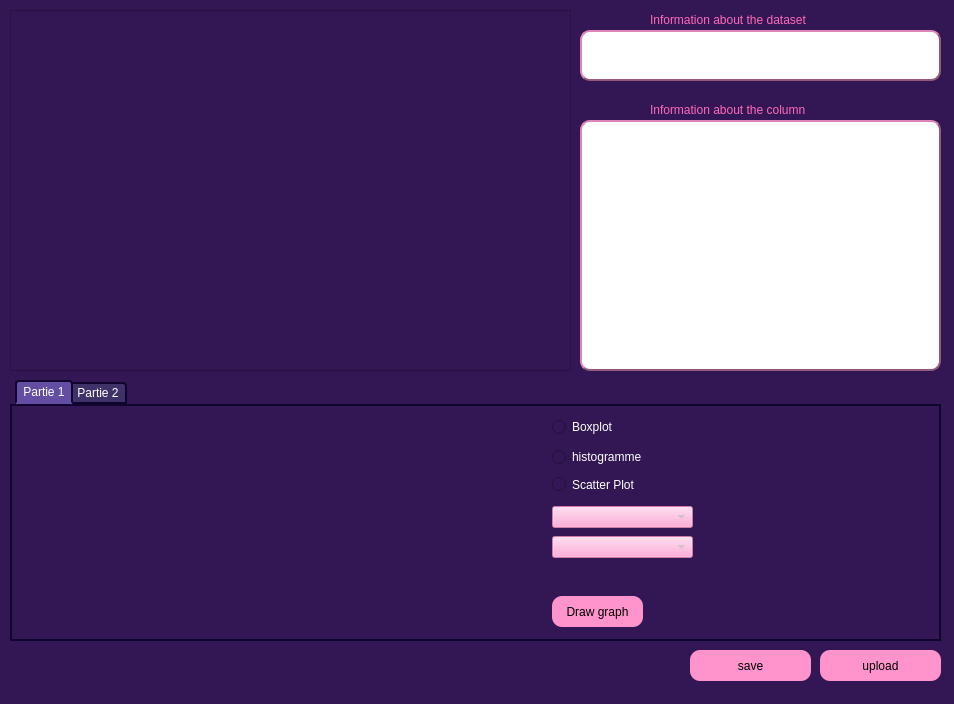
Old version of the form PROJET_DM.ui in the repository super-cinnamon/Projet_DM.
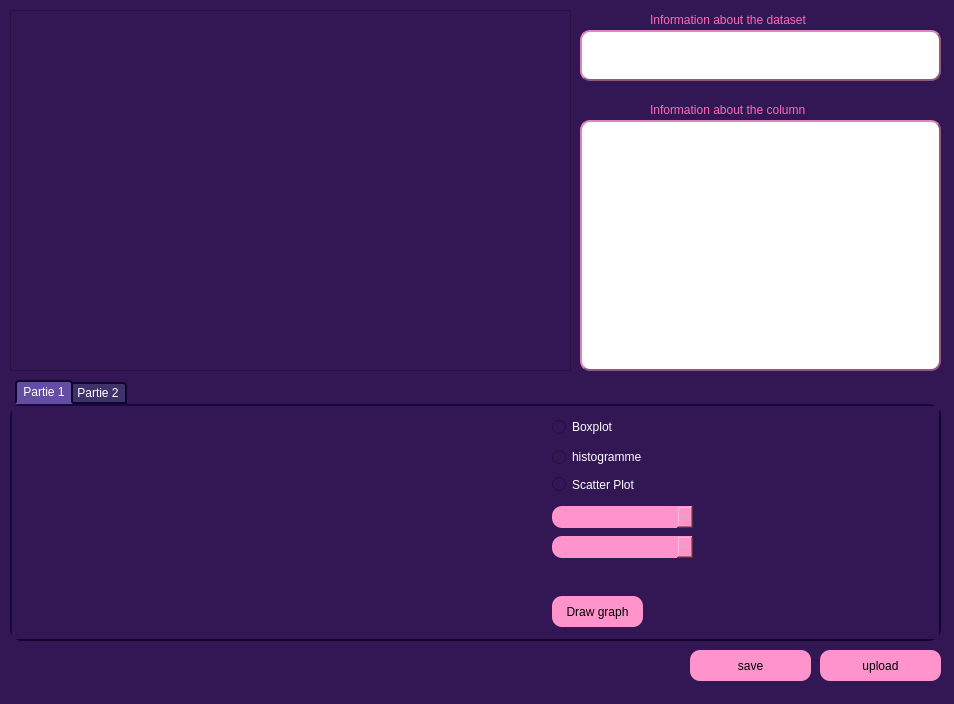
New version of the form. Icons and pictures are not drawn.

Commit message: rounded the tabs panel corners

What changed in the file:
```diff
--- a/PROJET_DM.ui
+++ b/PROJET_DM.ui
@@ -187,9 +187,12 @@
 }
 QTabWidget::pane { /* The tab widget frame */
     border-top: 2px solid rgb(16, 5, 44);
-border-left: 2px solid rgb(16, 5, 44);
-border-right: 2px solid rgb(16, 5, 44);
-border-bottom: 2px solid rgb(16, 5, 44);
+	border-left: 2px solid rgb(16, 5, 44);
+	border-right: 2px solid rgb(16, 5, 44);
+	border-bottom: 2px solid rgb(16, 5, 44);	
+	border-width:2px;
+	border-style:outset;
+	border-radius:12px;
 }
 
 QTabWidget::tab-bar {
@@ -325,7 +328,9 @@
        </rect>
       </property>
       <property name="styleSheet">
-       <string notr="true">background-color:rgb(255, 147, 203)</string>
+       <string notr="true">background-color:rgb(255, 147, 203);
+	border-radius:10px;
+	border-style:outset;</string>
       </property>
      </widget>
      <widget class="QComboBox" name="scatter_column2">
@@ -341,7 +346,9 @@
        </rect>
       </property>
       <property name="styleSheet">
-       <string notr="true">background-color:rgb(255, 147, 203)</string>
+       <string notr="true">background-color:rgb(255, 147, 203);
+	border-radius:10px;
+	border-style:outset;</string>
       </property>
      </widget>
      <widget class="QPushButton" name="draw">
```
Left out of the diff: 4 changed lines with no effect on the pictures.
